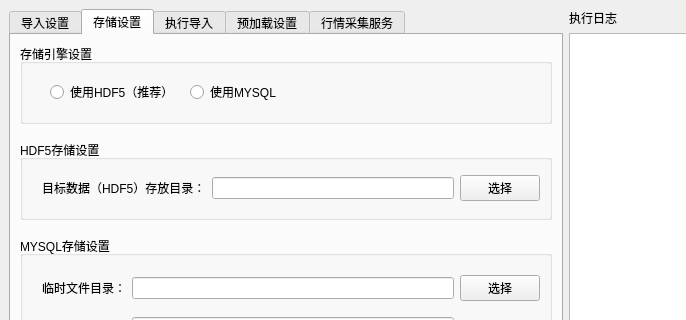
Above: hikyuu/gui/data/MainWindow.ui from fasiondog/hikyuu before the change; both pictures show x 0 to 686 and y 0 to 320 of the 1131 by 563 pixel window. Below: the same form after it.
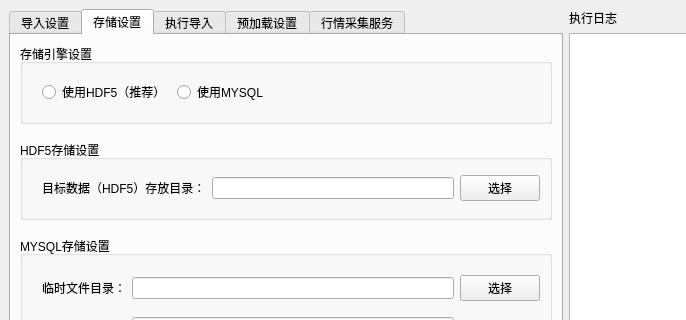
That is the form after the change. The open tabs and pages were chosen to show the change.

Commit message: 优化 HikyuuTdx GUI 布局

What changed in the file:
```diff
--- a/hikyuu/gui/data/MainWindow.ui
+++ b/hikyuu/gui/data/MainWindow.ui
@@ -458,32 +458,42 @@
           <property name="title">
            <string>存储引擎设置</string>
           </property>
+          <layout class="QVBoxLayout" name="verticalLayout_14">
+           <item>
+            <layout class="QHBoxLayout" name="horizontalLayout_19">
+             <property name="leftMargin">
+              <number>10</number>
+             </property>
+             <item>
           <widget class="QRadioButton" name="enable_hdf55_radioButton">
-           <property name="geometry">
-            <rect>
-             <x>30</x>
-             <y>40</y>
-             <width>121</width>
-             <height>16</height>
-            </rect>
-           </property>
            <property name="text">
             <string>使用HDF5（推荐）</string>
            </property>
           </widget>
+             </item>
+             <item>
           <widget class="QRadioButton" name="enable_mysql_radioButton">
-           <property name="geometry">
-            <rect>
-             <x>170</x>
-             <y>40</y>
-             <width>89</width>
-             <height>16</height>
-            </rect>
-           </property>
            <property name="text">
             <string>使用MYSQL</string>
            </property>
           </widget>
+             </item>
+             <item>
+              <spacer name="horizontalSpacer_10">
+               <property name="orientation">
+                <enum>Qt::Horizontal</enum>
+               </property>
+               <property name="sizeHint" stdset="0">
+                <size>
+                 <width>40</width>
+                 <height>20</height>
+                </size>
+               </property>
+              </spacer>
+             </item>
+            </layout>
+           </item>
+          </layout>
          </widget>
         </item>
         <item>
```
Lines whose indentation alone changed are shown as unchanged. The commit also changes 1 other file.
